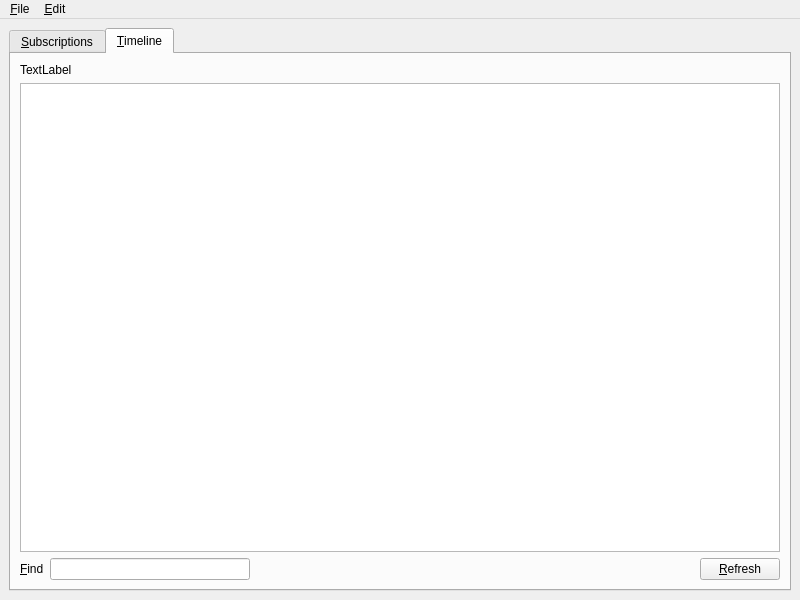
This is branches/trunk/UI/spot-on-rss.ui in textbrowser/spot-on as Qt 5 draws it before an edit. The edited form follows.
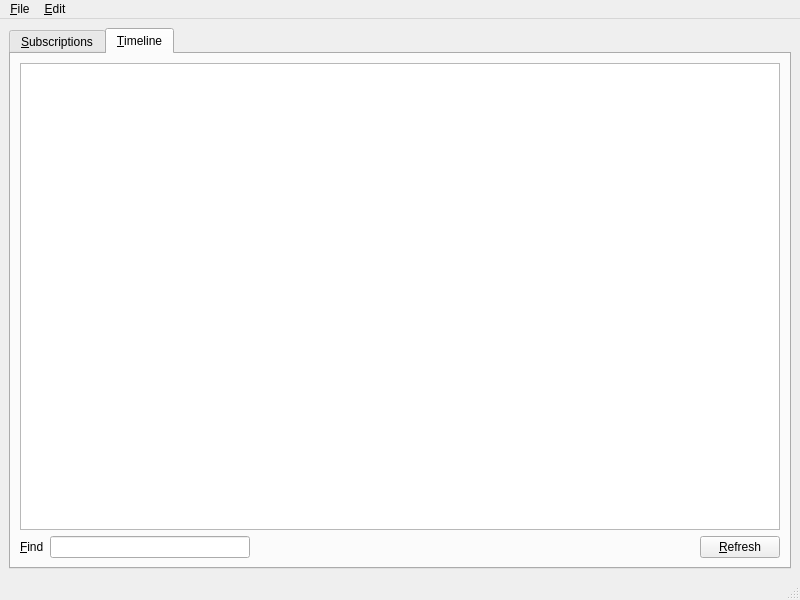
This is the edited form. The open tabs and pages were chosen to show the change. Icons and pictures are not drawn. Custom widgets are drawn as their Qt base class.

Commit message: Moved RSS statistics into the status bar.

```diff
--- a/branches/trunk/UI/spot-on-rss.ui
+++ b/branches/trunk/UI/spot-on-rss.ui
@@ -374,16 +374,6 @@
         <string>&amp;Timeline</string>
        </attribute>
        <layout class="QVBoxLayout" name="verticalLayout_2">
-        <item>
-         <widget class="QLabel" name="statistics">
-          <property name="text">
-           <string>TextLabel</string>
-          </property>
-          <property name="wordWrap">
-           <bool>true</bool>
-          </property>
-         </widget>
-        </item>
         <item>
          <widget class="spoton_textbrowser" name="timeline">
           <property name="font">
@@ -482,6 +472,7 @@
    <addaction name="menu_File"/>
    <addaction name="menu_Edit"/>
   </widget>
+  <widget class="QStatusBar" name="statusBar"/>
   <action name="action_Close">
    <property name="text">
     <string>&amp;Close</string>
```
Left out of the diff: 15 changed lines with no effect on the pictures. The commit also changes 1 other file.
